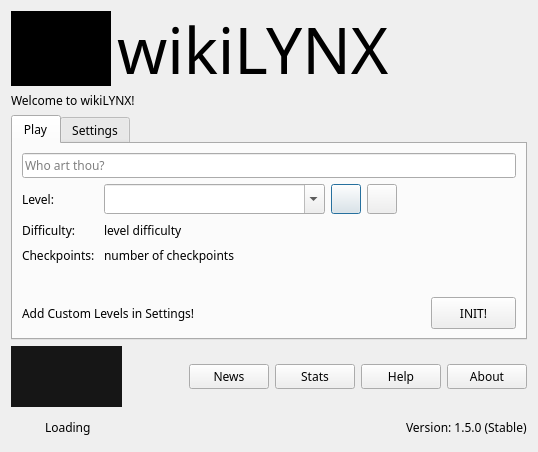
The window that wikiLYNX/ui/welcome.ui (flamboyantpenguin/wikilynx) describes before a commit, drawn with Qt 5.
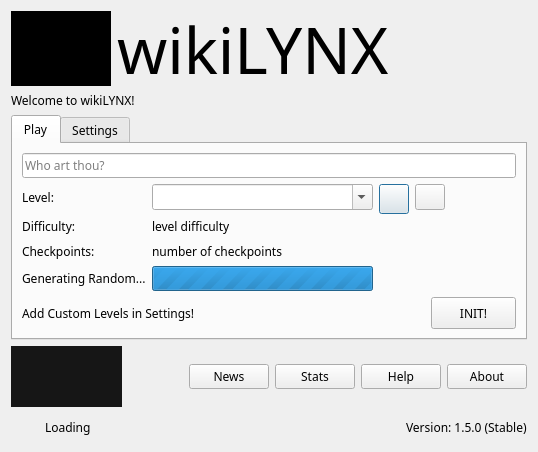
The same window after the commit. Icons and pictures are not drawn.

What changed in the file:
```diff
--- a/wikiLYNX/ui/welcome.ui
+++ b/wikiLYNX/ui/welcome.ui
@@ -176,10 +176,57 @@
        <item>
         <layout class="QHBoxLayout" name="horizontalLayout">
          <item>
-          <layout class="QGridLayout" name="gridLayout" rowstretch="0,0,0" columnstretch="0,1,0,0" columnminimumwidth="0,1,0,0">
+          <layout class="QGridLayout" name="gridLayout" rowstretch="0,0,0,0" columnstretch="0,1,0,0" columnminimumwidth="0,1,0,0">
            <property name="spacing">
             <number>6</number>
            </property>
+           <item row="2" column="0">
+            <widget class="QLabel" name="label_4">
+             <property name="sizePolicy">
+              <sizepolicy hsizetype="Expanding" vsizetype="Expanding">
+               <horstretch>0</horstretch>
+               <verstretch>0</verstretch>
+              </sizepolicy>
+             </property>
+             <property name="maximumSize">
+              <size>
+               <width>16777215</width>
+               <height>16777215</height>
+              </size>
+             </property>
+             <property name="text">
+              <string>Checkpoints: </string>
+             </property>
+            </widget>
+           </item>
+           <item row="0" column="0">
+            <widget class="QLabel" name="label1">
+             <property name="sizePolicy">
+              <sizepolicy hsizetype="Expanding" vsizetype="Expanding">
+               <horstretch>0</horstretch>
+               <verstretch>0</verstretch>
+              </sizepolicy>
+             </property>
+             <property name="maximumSize">
+              <size>
+               <width>16777215</width>
+               <height>16777215</height>
+              </size>
+             </property>
+             <property name="layoutDirection">
+              <enum>Qt::LayoutDirection::LeftToRight</enum>
+             </property>
+             <property name="autoFillBackground">
+              <bool>false</bool>
+             </property>
+             <property name="text">
+              <string>Level: </string>
+             </property>
+             <property name="alignment">
+              <set>Qt::AlignmentFlag::AlignLeading|Qt::AlignmentFlag::AlignLeft|Qt::AlignmentFlag::AlignVCenter</set>
+             </property>
+            </widget>
+           </item>
            <item row="2" column="1">
             <widget class="QLabel" name="chk">
              <property name="sizePolicy">
@@ -208,6 +255,40 @@
              </property>
             </widget>
            </item>
+           <item row="1" column="1">
+            <widget class="QLabel" name="difficulty">
+             <property name="sizePolicy">
+              <sizepolicy hsizetype="Expanding" vsizetype="Expanding">
+               <horstretch>0</horstretch>
+               <verstretch>0</verstretch>
+              </sizepolicy>
+             </property>
+             <property name="minimumSize">
+              <size>
+               <width>221</width>
+               <height>21</height>
+              </size>
+             </property>
+             <property name="maximumSize">
+              <size>
+               <width>16777215</width>
+               <height>16777215</height>
+              </size>
+             </property>
+             <property name="font">
+              <font>
+               <family>Courier Prime</family>
+               <stylestrategy>PreferDefault</stylestrategy>
+              </font>
+             </property>
+             <property name="toolTip">
+              <string>Level difficulty</string>
+             </property>
+             <property name="text">
+              <string>level difficulty</string>
+             </property>
+            </widget>
+           </item>
            <item row="0" column="1">
             <widget class="QComboBox" name="passcodeInput">
              <property name="sizePolicy">
@@ -254,78 +335,6 @@
              </property>
             </widget>
            </item>
-           <item row="0" column="0">
-            <widget class="QLabel" name="label1">
-             <property name="sizePolicy">
-              <sizepolicy hsizetype="Expanding" vsizetype="Expanding">
-               <horstretch>0</horstretch>
-               <verstretch>0</verstretch>
-              </sizepolicy>
-             </property>
-             <property name="maximumSize">
-              <size>
-               <width>16777215</width>
-               <height>16777215</height>
-              </size>
-             </property>
-             <property name="layoutDirection">
-              <enum>Qt::LayoutDirection::LeftToRight</enum>
-             </property>
-             <property name="autoFillBackground">
-              <bool>false</bool>
-             </property>
-             <property name="text">
-              <string>Level: </string>
-             </property>
-             <property name="alignment">
-              <set>Qt::AlignmentFlag::AlignLeading|Qt::AlignmentFlag::AlignLeft|Qt::AlignmentFlag::AlignVCenter</set>
-             </property>
-            </widget>
-           </item>
-           <item row="1" column="0">
-            <widget class="QLabel" name="label_2">
-             <property name="sizePolicy">
-              <sizepolicy hsizetype="Expanding" vsizetype="Expanding">
-               <horstretch>0</horstretch>
-               <verstretch>0</verstretch>
-              </sizepolicy>
-             </property>
-             <property name="minimumSize">
-              <size>
-               <width>12</width>
-               <height>0</height>
-              </size>
-             </property>
-             <property name="maximumSize">
-              <size>
-               <width>16777215</width>
-               <height>16777215</height>
-              </size>
-             </property>
-             <property name="text">
-              <string>Difficulty: </string>
-             </property>
-            </widget>
-           </item>
-           <item row="2" column="0">
-            <widget class="QLabel" name="label_4">
-             <property name="sizePolicy">
-              <sizepolicy hsizetype="Expanding" vsizetype="Expanding">
-               <horstretch>0</horstretch>
-               <verstretch>0</verstretch>
-              </sizepolicy>
-             </property>
-             <property name="maximumSize">
-              <size>
-               <width>16777215</width>
-               <height>16777215</height>
-              </size>
-             </property>
-             <property name="text">
-              <string>Checkpoints: </string>
-             </property>
-            </widget>
-           </item>
            <item row="0" column="2">
             <widget class="QPushButton" name="refreshButton">
              <property name="sizePolicy">
@@ -363,40 +372,6 @@
              </property>
             </widget>
            </item>
-           <item row="1" column="1">
-            <widget class="QLabel" name="difficulty">
-             <property name="sizePolicy">
-              <sizepolicy hsizetype="Expanding" vsizetype="Expanding">
-               <horstretch>0</horstretch>
-               <verstretch>0</verstretch>
-              </sizepolicy>
-             </property>
-             <property name="minimumSize">
-              <size>
-               <width>221</width>
-               <height>21</height>
-              </size>
-             </property>
-             <property name="maximumSize">
-              <size>
-               <width>16777215</width>
-               <height>16777215</height>
-              </size>
-             </property>
-             <property name="font">
-              <font>
-               <family>Courier Prime</family>
-               <stylestrategy>PreferDefault</stylestrategy>
-              </font>
-             </property>
-             <property name="toolTip">
-              <string>Level difficulty</string>
-             </property>
-             <property name="text">
-              <string>level difficulty</string>
-             </property>
-            </widget>
-           </item>
            <item row="0" column="3">
             <widget class="QPushButton" name="genRandomLevel">
              <property name="sizePolicy">
@@ -422,6 +397,48 @@
              </property>
             </widget>
            </item>
+           <item row="1" column="0">
+            <widget class="QLabel" name="label_2">
+             <property name="sizePolicy">
+              <sizepolicy hsizetype="Expanding" vsizetype="Expanding">
+               <horstretch>0</horstretch>
+               <verstretch>0</verstretch>
+              </sizepolicy>
+             </property>
+             <property name="minimumSize">
+              <size>
+               <width>12</width>
+               <height>0</height>
+              </size>
+             </property>
+             <property name="maximumSize">
+              <size>
+               <width>16777215</width>
+               <height>16777215</height>
+              </size>
+             </property>
+             <property name="text">
+              <string>Difficulty: </string>
+             </property>
+            </widget>
+           </item>
+           <item row="3" column="0">
+            <widget class="QLabel" name="genRandTxt">
+             <property name="text">
+              <string>Generating Random...</string>
+             </property>
+            </widget>
+           </item>
+           <item row="3" column="1">
+            <widget class="QProgressBar" name="genRandPrg">
+             <property name="maximum">
+              <number>0</number>
+             </property>
+             <property name="value">
+              <number>0</number>
+             </property>
+            </widget>
+           </item>
           </layout>
          </item>
          <item>
```
